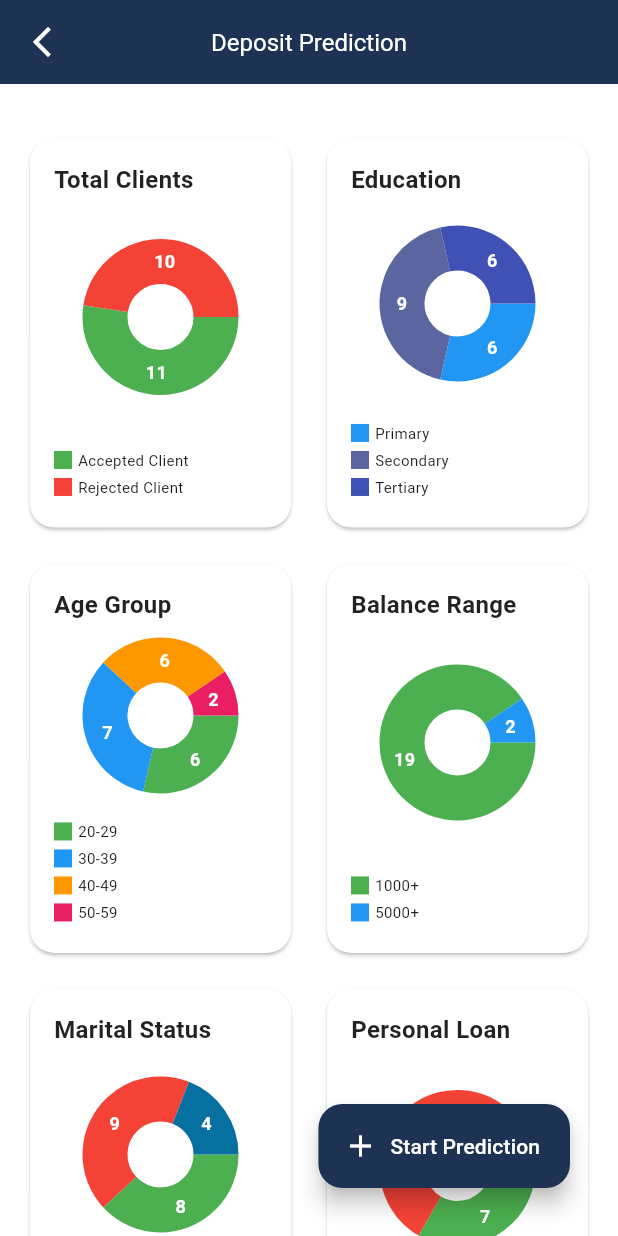
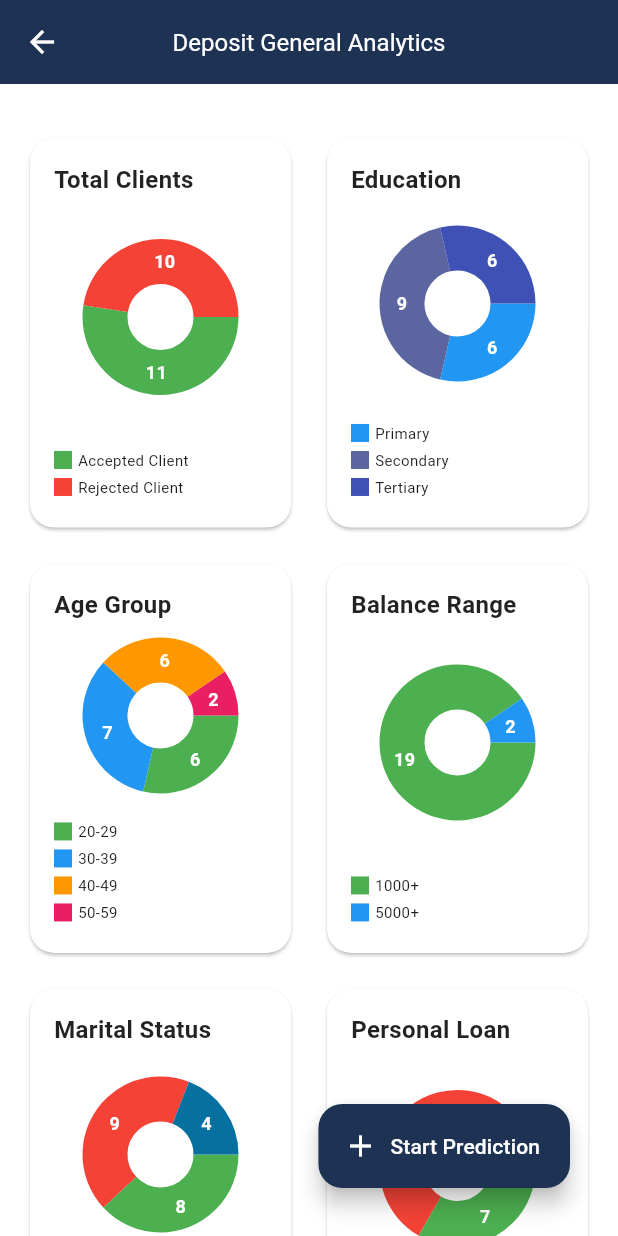
Before and after one commit to MohdSameer4532/MeeranaBanking, a Flutter app: the DepositPredictionPage screen opened directly, on a phone screen of 412 x 824 dp. Run offline on Flutter 3.47's test engine with Material 3 defaults, Android fonts, the phone set to English and light mode, and no system bars; drawn by our look-alikes of fl_chart.

Commit message:
small changes

```diff
--- a/lib/Deposit/deposit_general_analytics.dart
+++ b/lib/Deposit/deposit_general_analytics.dart
@@ -12,13 +12,14 @@ class DepositPredictionPage extends StatelessWidget {
         backgroundColor: Color(0xFF1E3354),
         elevation: 0,
         leading: IconButton(
-          icon: Icon(Icons.arrow_back_ios_new, color: Colors.white),
+          icon: Icon(Icons.arrow_back, color: Colors.white),
           onPressed: () {
+            // Navigate back and handle layout adjustment
             Navigator.pop(context);
           },
         ),
         title: Text(
-          'Deposit Prediction',
+          'Deposit General Analytics',
           style: TextStyle(color: Colors.white, fontSize: 16),
         ),
       ),
@@ -85,6 +86,7 @@ class DepositPredictionPage extends StatelessWidget {
           alignment: Alignment.bottomRight,
           child: FloatingActionButton.extended(
             onPressed: () {
+              // Navigate to user input form
               Navigator.push(
                 context,
                 MaterialPageRoute(builder: (context) => UserInputForm()),
```
